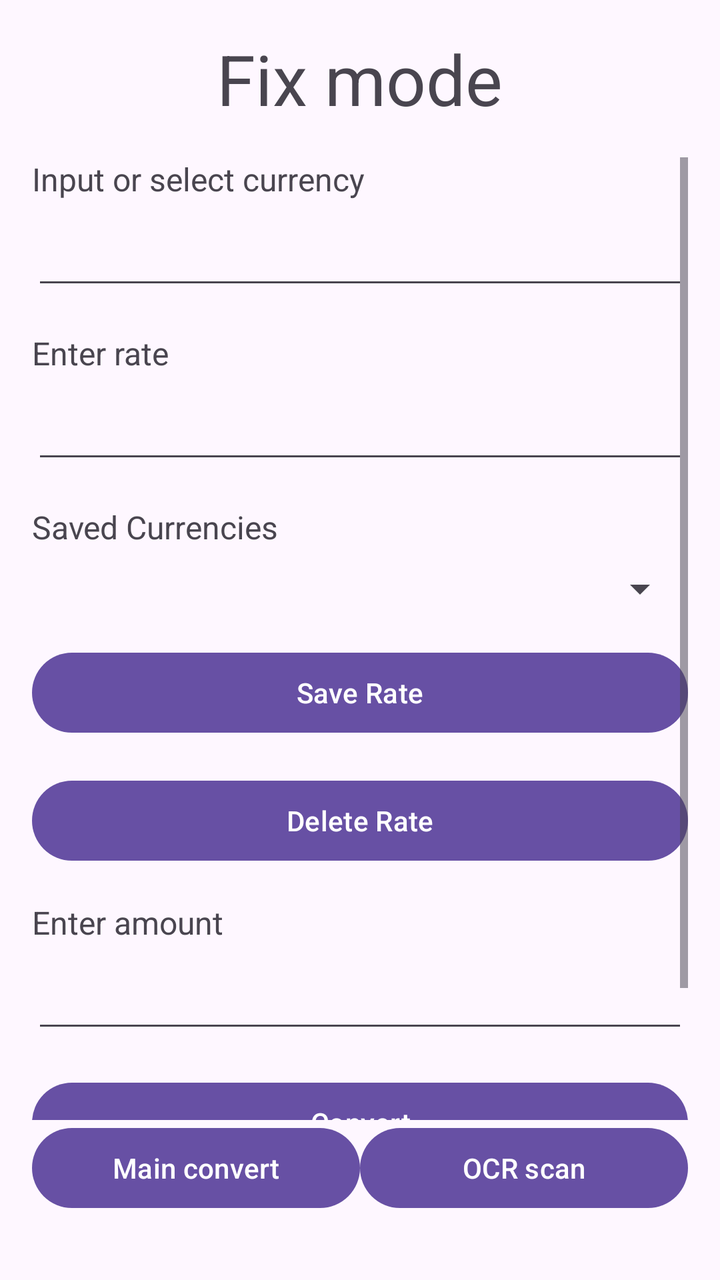
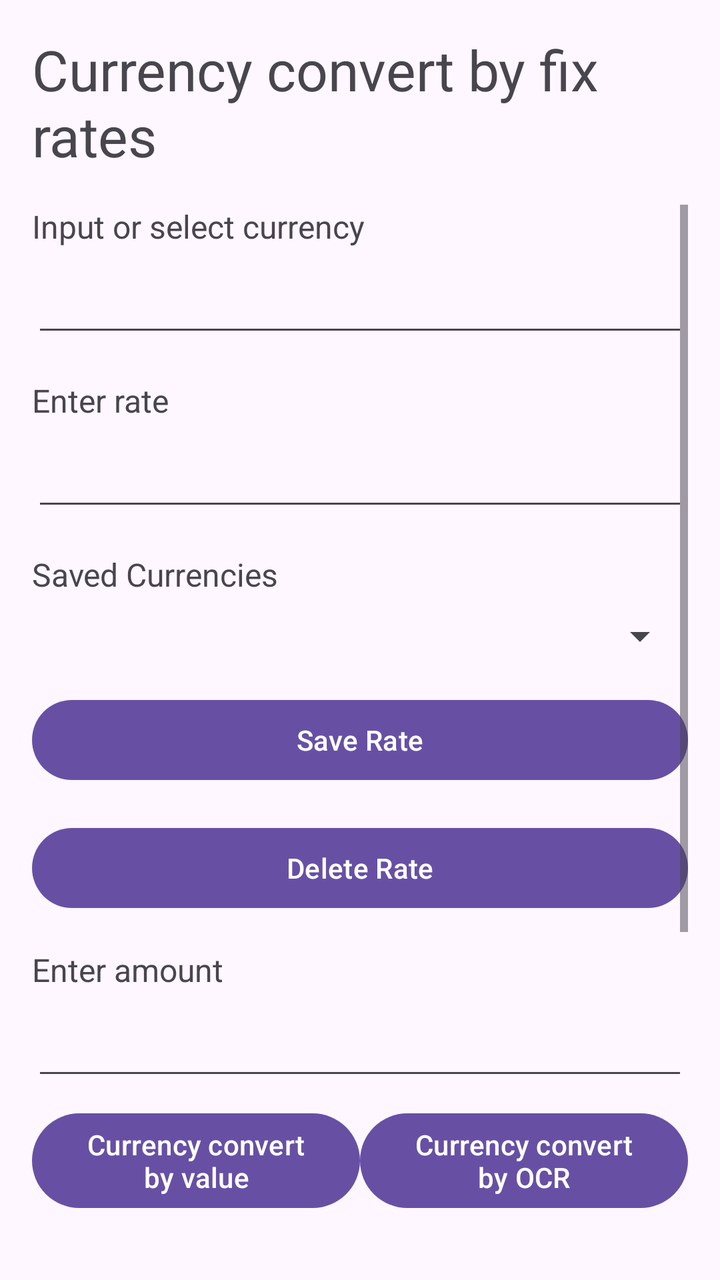

Screens rendered from an Android XML layout before and after an edit, with the pre-edit source and the edit as a unified diff.
<!-- AndroidManifest.xml: application theme Theme.CURRENCYCONVERT -->
<!-- res/layout/mannual.xml -->
<LinearLayout
    xmlns:android="http://schemas.android.com/apk/res/android"
    xmlns:app="http://schemas.android.com/apk/res-auto"
    android:layout_width="match_parent"
    android:layout_height="match_parent"
    android:orientation="vertical"
    android:padding="16dp">

    
    <TextView
        android:id="@+id/headerText"
        android:layout_width="wrap_content"
        android:layout_height="wrap_content"
        android:text="Fix mode"
        android:textSize="35sp"
        android:layout_gravity="center"
        android:layout_marginBottom="16dp" />

    
    <ScrollView
        android:layout_width="match_parent"
        android:layout_height="0dp"
        android:layout_weight="1">

        
        <LinearLayout
            android:layout_width="match_parent"
            android:layout_height="wrap_content"
            android:orientation="vertical">

            
            <TextView
                android:id="@+id/labelToCurrency"
                android:layout_width="match_parent"
                android:layout_height="wrap_content"
                android:text="Input or select currency"
                android:textSize="16sp"
                android:layout_marginBottom="8dp" />

            <AutoCompleteTextView
                android:id="@+id/autoCompleteCurrencyTo"
                android:layout_width="match_parent"
                android:layout_height="wrap_content"
                android:layout_marginBottom="16dp" />

            
            <TextView
                android:id="@+id/labelRateTo"
                android:layout_width="match_parent"
                android:layout_height="wrap_content"
                android:text="Enter rate"
                android:textSize="16sp"
                android:layout_marginBottom="8dp" />

            <EditText
                android:id="@+id/editTextRateTo"
                android:layout_width="match_parent"
                android:layout_height="wrap_content"
                android:layout_marginBottom="16dp" />

            
            <TextView
                android:id="@+id/labelSavedCurrencies"
                android:layout_width="match_parent"
                android:layout_height="wrap_content"
                android:text="Saved Currencies"
                android:textSize="16sp"
                android:layout_marginBottom="8dp" />

            <Spinner
                android:id="@+id/spinnerSavedCurrencies"
                android:layout_width="match_parent"
                android:layout_height="wrap_content"
                android:layout_marginBottom="16dp" />

            <Button
                android:id="@+id/buttonSaveRateTo"
                android:layout_width="match_parent"
                android:layout_height="wrap_content"
                android:text="Save Rate"
                android:layout_marginBottom="16dp" />

            <Button
                android:id="@+id/buttonDeleteRateTo"
                android:layout_width="match_parent"
                android:layout_height="wrap_content"
                android:text="Delete Rate"
                android:layout_marginBottom="16dp" />

            
            <TextView
                android:id="@+id/labelFromCurrency"
                android:layout_width="match_parent"
                android:layout_height="wrap_content"
                android:text="Enter amount"
                android:textSize="16sp"
                android:layout_marginBottom="8dp" />

            <EditText
                android:id="@+id/editTextCurrencyFrom"
                android:layout_width="match_parent"
                android:layout_height="wrap_content"
                android:layout_marginBottom="16dp" />

            <Button
                android:id="@+id/buttonConvert"
                android:layout_width="match_parent"
                android:layout_height="wrap_content"
                android:text="Convert"
                android:layout_marginBottom="16dp" />

            <TextView
                android:id="@+id/textViewResult"
                android:layout_width="match_parent"
                android:layout_height="wrap_content"
                android:text=""
                android:layout_marginBottom="16dp" />
        </LinearLayout>
    </ScrollView>

    
    <LinearLayout
        android:layout_width="match_parent"
        android:layout_height="wrap_content"
        android:orientation="horizontal"
        android:gravity="center"
        android:weightSum="2"
        android:layout_marginBottom="16dp">

        <Button
            android:id="@+id/manualButton"
            android:layout_width="0dp"
            android:layout_height="wrap_content"
            android:layout_weight="1"
            android:text="Main convert" />

        <Button
            android:id="@+id/ocrButton"
            android:layout_width="0dp"
            android:layout_height="wrap_content"
            android:layout_weight="1"
            android:text="OCR scan" />
    </LinearLayout>
</LinearLayout>
<!-- resources referenced by this layout -->
<resources>
  <style name="Theme.CURRENCYCONVERT" parent="Base.Theme.CURRENCYCONVERT" />
  <style name="Base.Theme.CURRENCYCONVERT" parent="Theme.Material3.DayNight.NoActionBar">
          
          
      </style>
</resources>

<!-- the commit's change to res/layout/mannual.xml (unified diff, before → after) -->
@@ -11,8 +11,8 @@
         android:id="@+id/headerText"
         android:layout_width="wrap_content"
         android:layout_height="wrap_content"
-        android:text="Fix mode"
-        android:textSize="35sp"
+        android:text="Currency convert by fix rates"
+        android:textSize="28sp"
         android:layout_gravity="center"
         android:layout_marginBottom="16dp" />
 
@@ -132,13 +132,13 @@
             android:layout_width="0dp"
             android:layout_height="wrap_content"
             android:layout_weight="1"
-            android:text="Main convert" />
+            android:text="Currency convert by value" />
 
         <Button
             android:id="@+id/ocrButton"
             android:layout_width="0dp"
             android:layout_height="wrap_content"
             android:layout_weight="1"
-            android:text="OCR scan" />
+            android:text="Currency convert by OCR" />
     </LinearLayout>
 </LinearLayout>
